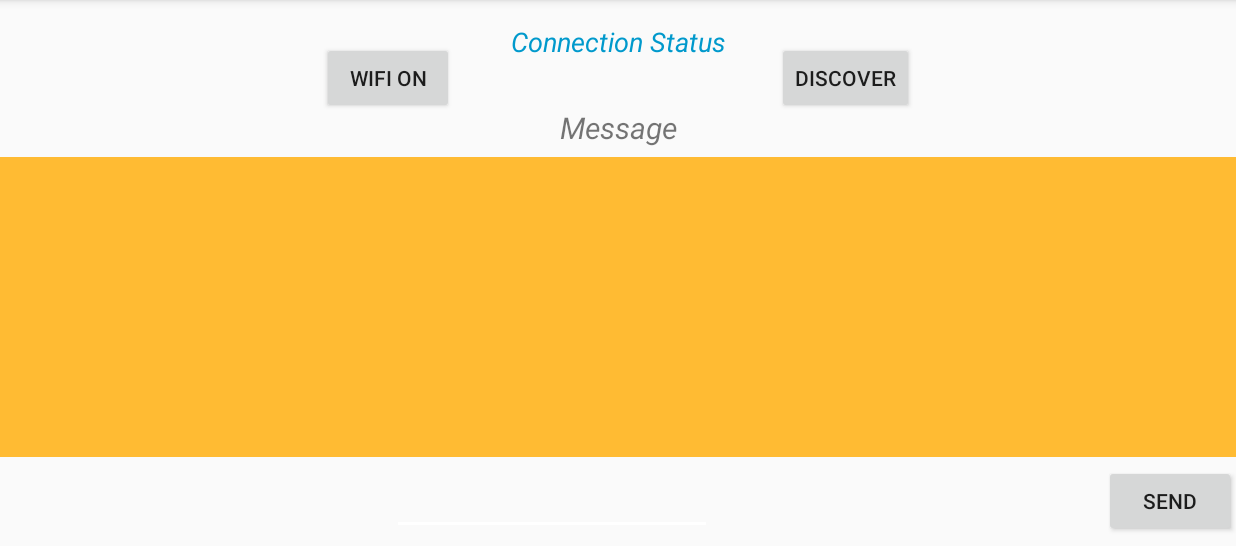
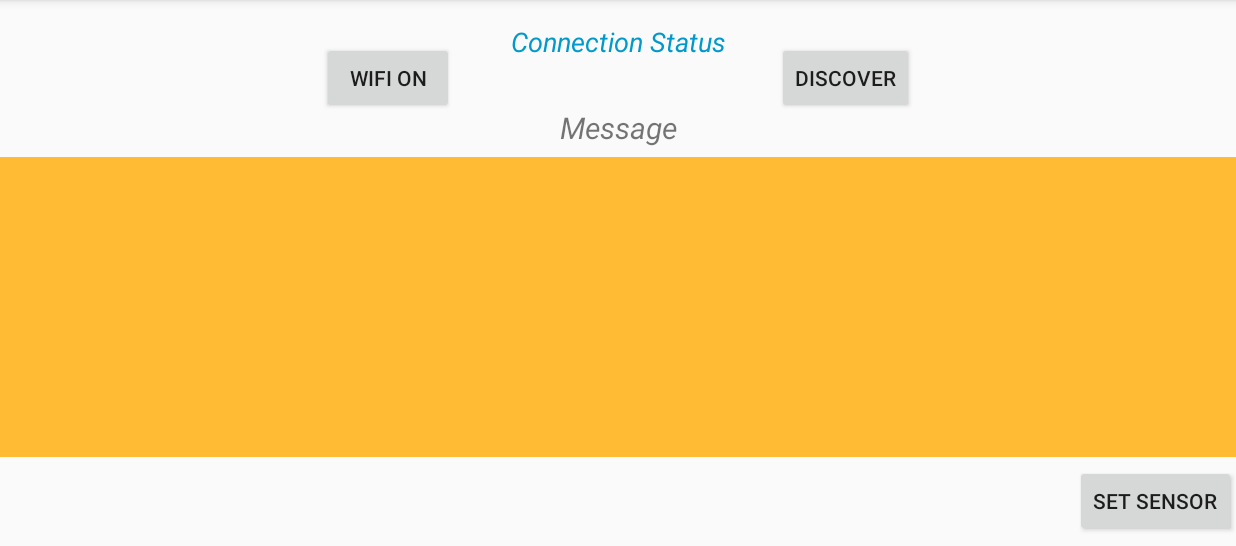
Before and after one commit to Ogrys/pfe-2020-remote-targeting-equipe-delta, an Android app: the screen it shows after launch (MainActivity), on a phone screen of 824 x 412 dp (held sideways), the part 72-618 px from its top. Run offline under Robolectric (Android 15) with nearby library versions, the phone set to English and light mode, and no system bars.

Commit message:
Merge branch 'dev' of https://github.com/Ogrys/pfe-2020-remote-targeting-equipe-delta into dev
# Conflicts:
#	app/src/main/java/fr/eseo/arnou/pfe_2020_remote_targeting_equipe_delta/Network/WifiDirectBroadcastReceiver.java

```diff
--- a/app/build.gradle
+++ b/app/build.gradle
@@ -5,7 +5,7 @@ android {
     buildToolsVersion "30.0.2"
 
     defaultConfig {
-        applicationId "fr.eseo.arnou.pfe_2020_remote_targeting_equipe_delta"
+        applicationId "fr.eseo.arnou.wifi"
         minSdkVersion 23
         targetSdkVersion 30
         versionCode 1
--- a/app/src/main/AndroidManifest.xml
+++ b/app/src/main/AndroidManifest.xml
@@ -1,6 +1,6 @@
 <?xml version="1.0" encoding="utf-8"?>
 <manifest xmlns:android="http://schemas.android.com/apk/res/android"
-    package="fr.eseo.arnou.pfe_2020_remote_targeting_equipe_delta">
+    package="fr.eseo.arnou.wifi">
 
 
     <uses-permission android:name="android.permission.ACCESS_WIFI_STATE" />
@@ -17,7 +17,7 @@
         android:roundIcon="@mipmap/ic_launcher_round"
         android:supportsRtl="true"
         android:theme="@style/AppTheme">
-        <activity android:name=".MainActivity"
+        <activity android:name="fr.eseo.arnou.wifi.MainActivity"
 
             android:screenOrientation="landscape">
             <intent-filter>
--- a/app/src/main/java/fr/eseo/arnou/pfe_2020_remote_targeting_equipe_delta/MainActivity.java
+++ b/app/src/main/java/fr/eseo/arnou/wifi/MainActivity.java
@@ -1,20 +1,16 @@
-package fr.eseo.arnou.pfe_2020_remote_targeting_equipe_delta;
+package fr.eseo.arnou.wifi;
 
 import androidx.annotation.NonNull;
 import androidx.appcompat.app.AppCompatActivity;
-import androidx.core.app.ActivityCompat;
 
-import android.Manifest;
 import android.annotation.SuppressLint;
 import android.content.BroadcastReceiver;
 import android.content.Context;
 import android.content.IntentFilter;
-import android.content.pm.PackageManager;
 import android.hardware.Sensor;
 import android.hardware.SensorEvent;
 import android.hardware.SensorEventListener;
 import android.hardware.SensorManager;
-import android.net.InetAddresses;
 import android.net.wifi.WifiManager;
 import android.net.wifi.p2p.WifiP2pConfig;
 import android.net.wifi.p2p.WifiP2pDevice;
@@ -45,12 +41,12 @@ import java.net.Socket;
 import java.util.ArrayList;
 import java.util.List;
 
-import fr.eseo.arnou.pfe_2020_remote_targeting_equipe_delta.Network.WifiDirectBroadcastReceiver;
+import fr.eseo.arnou.wifi.Network.BroadRec;
 
 public class MainActivity extends AppCompatActivity implements SensorEventListener{
 
 
-    Button btnOnOff, btnDiscover, btnSend;
+    Button btnOnOff, btnDiscover, btnSetSensor;
     ListView listView;
     public TextView read_msg_box, connectionStatus;
     EditText writeMsg;
@@ -106,6 +102,16 @@ public class MainActivity extends AppCompatActivity implements SensorEventListen
         }
     });
 
+    public void setSensor(View arg0){
+        Log.d("test_setSensor","test setSensor");
+        mSensorManager = (SensorManager) getSystemService(Context.SENSOR_SERVICE);
+        mAccelerator = mSensorManager.getDefaultSensor(Sensor.TYPE_GAME_ROTATION_VECTOR);
+
+        if(mAccelerator != null){
+            mSensorManager.registerListener(this,mAccelerator,SensorManager.SENSOR_DELAY_GAME);
+        }
+    }
+
 
     private void exqListener() {
         btnOnOff.setOnClickListener(new View.OnClickListener() {
@@ -160,18 +166,6 @@ public class MainActivity extends AppCompatActivity implements SensorEventListen
                 });
             }
         });
-
-        btnSend.setOnClickListener(new View.OnClickListener() {
-            @Override
-            public void onClick(View v) {
-                StrictMode.ThreadPolicy policy = new StrictMode.ThreadPolicy.Builder().permitAll().build();
-
-                StrictMode.setThreadPolicy(policy);
-                //String msg=writeMsg.getText().toString();
-                //sendReceive.write(msg.getBytes());
-                sendReceive.write(xValue.getBytes());
-            }
-        });
     }
 
     private void startPlot(){
@@ -217,7 +211,7 @@ public class MainActivity extends AppCompatActivity implements SensorEventListen
     private void initialWork() {
         btnOnOff = (Button) findViewById(R.id.onOff);
         btnDiscover = (Button) findViewById(R.id.discover);
-        btnSend = (Button) findViewById(R.id.sendButton);
+        btnSetSensor = (Button) findViewById(R.id.setSensor);
         listView = (ListView) findViewById(R.id.peerListView);
         writeMsg = (EditText) findViewById(R.id.writeMsg);
         read_msg_box = (TextView) findViewById(R.id.readMsg);
@@ -228,7 +222,7 @@ public class MainActivity extends AppCompatActivity implements SensorEventListen
         mManager= (WifiP2pManager) getSystemService(Context.WIFI_P2P_SERVICE);
         mChannel= mManager.initialize(this, getMainLooper(), null);
 
-        mReceiver =new WifiDirectBroadcastReceiver(mManager, mChannel, this);
+        mReceiver =new BroadRec(mManager, mChannel, this);
 
         mIntentFilter= new IntentFilter();
         mIntentFilter.addAction(WifiP2pManager.WIFI_P2P_STATE_CHANGED_ACTION);
--- a/app/src/main/java/fr/eseo/arnou/pfe_2020_remote_targeting_equipe_delta/Network/WifiDirectBroadcastReceiver.java
+++ b/app/src/main/java/fr/eseo/arnou/wifi/Network/BroadRec.java
@@ -1,25 +1,21 @@
-package fr.eseo.arnou.pfe_2020_remote_targeting_equipe_delta.Network;
+package fr.eseo.arnou.wifi.Network;
 
-import android.Manifest;
 import android.annotation.SuppressLint;
 import android.content.BroadcastReceiver;
 import android.content.Context;
 import android.content.Intent;
-import android.content.pm.PackageManager;
 import android.net.NetworkInfo;
 import android.net.wifi.p2p.WifiP2pManager;
 import android.widget.Toast;
 
-import androidx.core.app.ActivityCompat;
+import fr.eseo.arnou.wifi.MainActivity;
 
-import fr.eseo.arnou.pfe_2020_remote_targeting_equipe_delta.MainActivity;
-
-public class WifiDirectBroadcastReceiver extends BroadcastReceiver {
+public class BroadRec extends BroadcastReceiver {
     private WifiP2pManager mManager;
     private WifiP2pManager.Channel mChannel;
     private MainActivity mActivity;
 
-    public WifiDirectBroadcastReceiver(WifiP2pManager mManager, WifiP2pManager.Channel mChannel, MainActivity mActivity) {
+    public BroadRec(WifiP2pManager mManager, WifiP2pManager.Channel mChannel, MainActivity mActivity) {
         this.mManager = mManager;
         this.mChannel = mChannel;
         this.mActivity = mActivity;
--- a/app/src/main/res/layout/activity_main.xml
+++ b/app/src/main/res/layout/activity_main.xml
@@ -41,7 +41,7 @@
         android:layout_below="@+id/onOff"
         android:layout_alignParentStart="true"
         android:background="@android:color/holo_orange_light"
-        app:layout_constraintBottom_toTopOf="@+id/sendButton"
+        app:layout_constraintBottom_toTopOf="@+id/setSensor"
         app:layout_constraintEnd_toEndOf="parent"
         app:layout_constraintHorizontal_bias="0.5"
         app:layout_constraintStart_toStartOf="parent"
@@ -53,22 +53,24 @@
         android:layout_height="wrap_content"
         android:layout_alignParentStart="true"
         android:layout_alignParentBottom="true"
-        android:layout_toStartOf="@+id/sendButton"
+        android:layout_toStartOf="@+id/setSensor"
+        android:visibility="invisible"
         android:ems="10"
         android:inputType="textPersonName"
         app:layout_constraintBottom_toBottomOf="parent"
-        app:layout_constraintEnd_toStartOf="@+id/sendButton"
+        app:layout_constraintEnd_toStartOf="@+id/setSensor"
         app:layout_constraintHorizontal_bias="0.5"
         app:layout_constraintStart_toStartOf="parent"
         app:layout_constraintTop_toBottomOf="@+id/peerListView" />
 
     <Button
-        android:id="@+id/sendButton"
+        android:id="@+id/setSensor"
         android:layout_width="wrap_content"
         android:layout_height="wrap_content"
         android:layout_alignParentEnd="true"
         android:layout_alignParentBottom="true"
-        android:text="Send"
+        android:text="Set sensor"
+        android:onClick="setSensor"
         app:layout_constraintBottom_toBottomOf="parent"
         app:layout_constraintEnd_toEndOf="parent"
         app:layout_constraintTop_toBottomOf="@+id/peerListView" />
```
Also changed, not shown: app/src/main/java/fr/eseo/arnou/wifi/Sensor/RotationSensor.java (renamed from app/src/main/java/fr/eseo/arnou/pfe_2020_remote_targeting_equipe_delta/Sensor/RotationSensor.java, +3 -44 lines), 4 other files.
